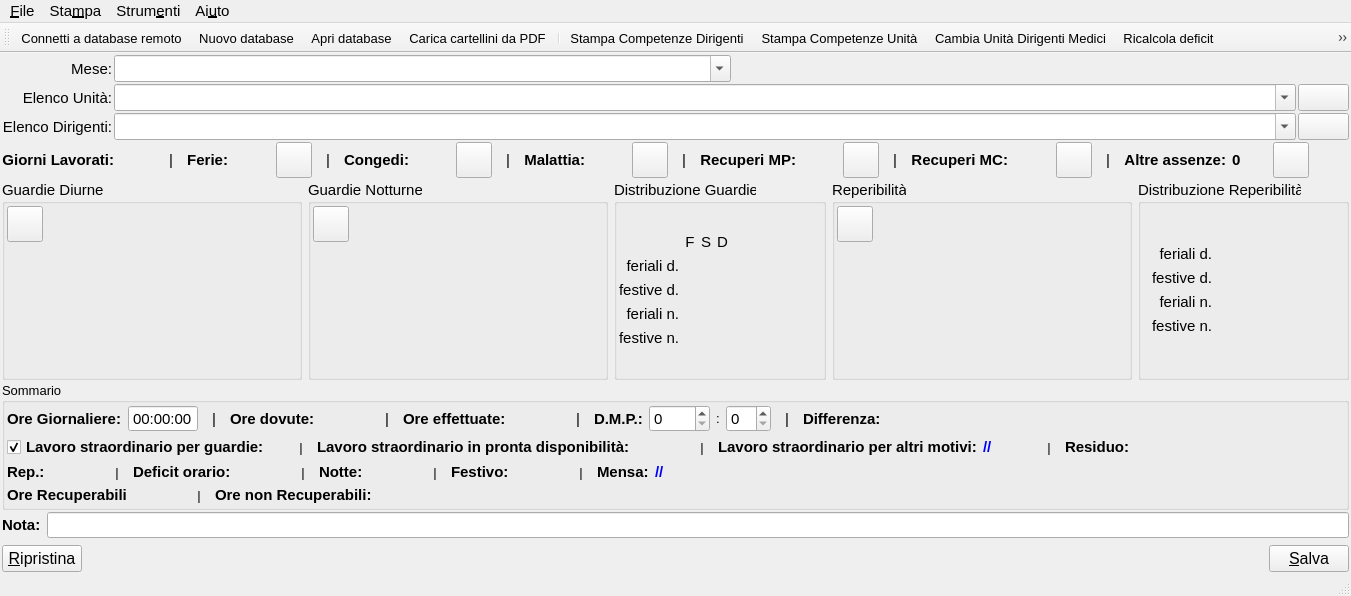
The window that mainwindow.ui (gcala/GestioneCompetenzeMedici) describes before a commit, drawn with Qt 5.
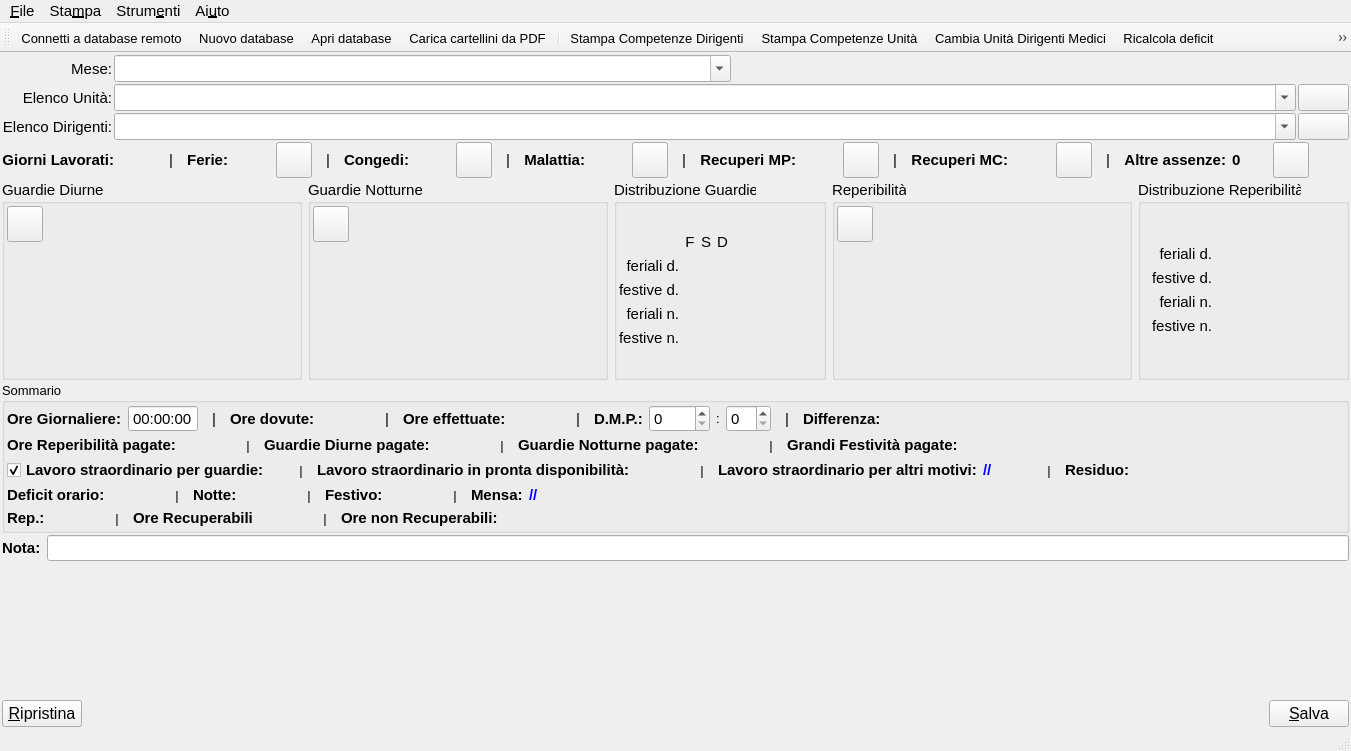
The same window after the commit. Icons and pictures are not drawn. Custom widgets are drawn as their Qt base class.

```diff
--- a/mainwindow.ui
+++ b/mainwindow.ui
@@ -7,7 +7,7 @@
     <x>0</x>
     <y>0</y>
     <width>1351</width>
-    <height>596</height>
+    <height>751</height>
    </rect>
   </property>
   <property name="windowTitle">
@@ -2226,6 +2226,279 @@
            </layout>
           </item>
           <item>
+           <widget class="QWidget" name="sommV2" native="true">
+            <property name="minimumSize">
+             <size>
+              <width>0</width>
+              <height>0</height>
+             </size>
+            </property>
+            <layout class="QVBoxLayout" name="verticalLayout_2">
+             <property name="spacing">
+              <number>0</number>
+             </property>
+             <property name="leftMargin">
+              <number>0</number>
+             </property>
+             <property name="topMargin">
+              <number>0</number>
+             </property>
+             <property name="rightMargin">
+              <number>0</number>
+             </property>
+             <property name="bottomMargin">
+              <number>0</number>
+             </property>
+             <item>
+              <layout class="QHBoxLayout" name="horizontalLayout_5">
+               <item>
+                <widget class="QLabel" name="label_75">
+                 <property name="font">
+                  <font>
+                   <pointsize>11</pointsize>
+                   <weight>75</weight>
+                   <bold>true</bold>
+                  </font>
+                 </property>
+                 <property name="text">
+                  <string>Ore Reperibilità pagate:</string>
+                 </property>
+                </widget>
+               </item>
+               <item>
+                <widget class="QLabel" name="oreRepPag">
+                 <property name="minimumSize">
+                  <size>
+                   <width>50</width>
+                   <height>0</height>
+                  </size>
+                 </property>
+                 <property name="font">
+                  <font>
+                   <pointsize>11</pointsize>
+                   <weight>75</weight>
+                   <bold>true</bold>
+                  </font>
+                 </property>
+                 <property name="styleSheet">
+                  <string notr="true">color: green;</string>
+                 </property>
+                 <property name="text">
+                  <string/>
+                 </property>
+                </widget>
+               </item>
+               <item>
+                <widget class="QLabel" name="label_76">
+                 <property name="minimumSize">
+                  <size>
+                   <width>20</width>
+                   <height>0</height>
+                  </size>
+                 </property>
+                 <property name="font">
+                  <font/>
+                 </property>
+                 <property name="text">
+                  <string>|</string>
+                 </property>
+                 <property name="alignment">
+                  <set>Qt::AlignCenter</set>
+                 </property>
+                </widget>
+               </item>
+               <item>
+                <widget class="QLabel" name="label_68">
+                 <property name="font">
+                  <font>
+                   <pointsize>11</pointsize>
+                   <weight>75</weight>
+                   <bold>true</bold>
+                  </font>
+                 </property>
+                 <property name="text">
+                  <string>Guardie Diurne pagate:</string>
+                 </property>
+                </widget>
+               </item>
+               <item>
+                <widget class="QLabel" name="numGuarDiuPag">
+                 <property name="minimumSize">
+                  <size>
+                   <width>50</width>
+                   <height>0</height>
+                  </size>
+                 </property>
+                 <property name="font">
+                  <font>
+                   <pointsize>11</pointsize>
+                   <weight>75</weight>
+                   <bold>true</bold>
+                  </font>
+                 </property>
+                 <property name="styleSheet">
+                  <string notr="true">color: green;</string>
+                 </property>
+                 <property name="text">
+                  <string/>
+                 </property>
+                </widget>
+               </item>
+               <item>
+                <widget class="QLabel" name="label_69">
+                 <property name="minimumSize">
+                  <size>
+                   <width>20</width>
+                   <height>0</height>
+                  </size>
+                 </property>
+                 <property name="font">
+                  <font/>
+                 </property>
+                 <property name="text">
+                  <string>|</string>
+                 </property>
+                 <property name="alignment">
+                  <set>Qt::AlignCenter</set>
+                 </property>
+                </widget>
+               </item>
+               <item>
+                <widget class="QLabel" name="label_71">
+                 <property name="font">
+                  <font>
+                   <pointsize>11</pointsize>
+                   <weight>75</weight>
+                   <bold>true</bold>
+                  </font>
+                 </property>
+                 <property name="text">
+                  <string>Guardie Notturne pagate:</string>
+                 </property>
+                </widget>
+               </item>
+               <item>
+                <widget class="QLabel" name="numGuarNottPag">
+                 <property name="minimumSize">
+                  <size>
+                   <width>50</width>
+                   <height>0</height>
+                  </size>
+                 </property>
+                 <property name="font">
+                  <font>
+                   <pointsize>11</pointsize>
+                   <weight>75</weight>
+                   <bold>true</bold>
+                  </font>
+                 </property>
+                 <property name="styleSheet">
+                  <string notr="true">color: green;</string>
+                 </property>
+                 <property name="text">
+                  <string/>
+                 </property>
+                </widget>
+               </item>
+               <item>
+                <widget class="QLabel" name="label_73">
+                 <property name="minimumSize">
+                  <size>
+                   <width>20</width>
+                   <height>0</height>
+                  </size>
+                 </property>
+                 <property name="font">
+                  <font/>
+                 </property>
+                 <property name="text">
+                  <string>|</string>
+                 </property>
+                 <property name="alignment">
+                  <set>Qt::AlignCenter</set>
+                 </property>
+                </widget>
+               </item>
+               <item>
+                <widget class="QLabel" name="label_74">
+                 <property name="font">
+                  <font>
+                   <pointsize>11</pointsize>
+                   <weight>75</weight>
+                   <bold>true</bold>
+                  </font>
+                 </property>
+                 <property name="text">
+                  <string>Grandi Festività pagate:</string>
+                 </property>
+                </widget>
+               </item>
+               <item>
+                <widget class="QLabel" name="numGrFestPag">
+                 <property name="minimumSize">
+                  <size>
+                   <width>50</width>
+                   <height>0</height>
+                  </size>
+                 </property>
+                 <property name="font">
+                  <font>
+                   <pointsize>11</pointsize>
+                   <weight>75</weight>
+                   <bold>true</bold>
+                  </font>
+                 </property>
+                 <property name="styleSheet">
+                  <string notr="true">color: green;</string>
+                 </property>
+                 <property name="text">
+                  <string/>
+                 </property>
+                </widget>
+               </item>
+               <item>
+                <spacer name="horizontalSpacer_15">
+                 <property name="orientation">
+                  <enum>Qt::Horizontal</enum>
+                 </property>
+                 <property name="sizeHint" stdset="0">
+                  <size>
+                   <width>40</width>
+                   <height>20</height>
+                  </size>
+                 </property>
+                </spacer>
+               </item>
+              </layout>
+             </item>
+            </layout>
+           </widget>
+          </item>
+          <item>
+           <widget class="QWidget" name="sommV1" native="true">
+            <property name="minimumSize">
+             <size>
+              <width>0</width>
+              <height>0</height>
+             </size>
+            </property>
+            <layout class="QVBoxLayout" name="verticalLayout_4">
+             <property name="spacing">
+              <number>3</number>
+             </property>
+             <property name="leftMargin">
+              <number>0</number>
+             </property>
+             <property name="topMargin">
+              <number>0</number>
+             </property>
+             <property name="rightMargin">
+              <number>0</number>
+             </property>
+             <property name="bottomMargin">
+              <number>0</number>
+             </property>
+             <item>
            <layout class="QHBoxLayout" name="horizontalLayout_16">
             <item>
              <widget class="QCheckBox" name="pagaStrGuardiaCB">
@@ -2447,62 +2720,6 @@
           </item>
           <item>
            <layout class="QHBoxLayout" name="horizontalLayout_17">
-            <item>
-             <widget class="QLabel" name="label_43">
-              <property name="font">
-               <font>
-                <pointsize>11</pointsize>
-                <weight>75</weight>
-                <bold>true</bold>
-               </font>
-              </property>
-              <property name="text">
-               <string>Rep.:</string>
-              </property>
-             </widget>
-            </item>
-            <item>
-             <widget class="QLabel" name="repLabel">
-              <property name="minimumSize">
-               <size>
-                <width>50</width>
-                <height>0</height>
-               </size>
-              </property>
-              <property name="font">
-               <font>
-                <pointsize>11</pointsize>
-                <weight>75</weight>
-                <bold>true</bold>
-               </font>
-              </property>
-              <property name="styleSheet">
-               <string notr="true">color: blue;</string>
-              </property>
-              <property name="text">
-               <string/>
-              </property>
-             </widget>
-            </item>
-            <item>
-             <widget class="QLabel" name="label_45">
-              <property name="minimumSize">
-               <size>
-                <width>20</width>
-                <height>0</height>
-               </size>
-              </property>
-              <property name="font">
-               <font/>
-              </property>
-              <property name="text">
-               <string>|</string>
-              </property>
-              <property name="alignment">
-               <set>Qt::AlignCenter</set>
-              </property>
-             </widget>
-            </item>
             <item>
              <widget class="QLabel" name="label_46">
               <property name="font">
@@ -2723,8 +2940,67 @@
             </item>
            </layout>
           </item>
+            </layout>
+           </widget>
+          </item>
           <item>
            <layout class="QHBoxLayout" name="horizontalLayout_2">
+            <item>
+             <widget class="QLabel" name="label_43">
+              <property name="font">
+               <font>
+                <pointsize>11</pointsize>
+                <weight>75</weight>
+                <bold>true</bold>
+               </font>
+              </property>
+              <property name="text">
+               <string>Rep.:</string>
+              </property>
+             </widget>
+            </item>
+            <item>
+             <widget class="QLabel" name="repLabel">
+              <property name="minimumSize">
+               <size>
+                <width>50</width>
+                <height>0</height>
+               </size>
+              </property>
+              <property name="font">
+               <font>
+                <pointsize>11</pointsize>
+                <weight>75</weight>
+                <bold>true</bold>
+               </font>
+              </property>
+              <property name="styleSheet">
+               <string notr="true">color: blue;</string>
+              </property>
+              <property name="text">
+               <string/>
+              </property>
+             </widget>
+            </item>
+            <item>
+             <widget class="QLabel" name="label_45">
+              <property name="minimumSize">
+               <size>
+                <width>20</width>
+                <height>0</height>
+               </size>
+              </property>
+              <property name="font">
+               <font/>
+              </property>
+              <property name="text">
+               <string>|</string>
+              </property>
+              <property name="alignment">
+               <set>Qt::AlignCenter</set>
+              </property>
+             </widget>
+            </item>
             <item>
              <widget class="QLabel" name="label_67">
               <property name="font">
```
Left out of the diff: 3 changed lines with no effect on the pictures. Lines whose indentation alone changed are shown as unchanged.
